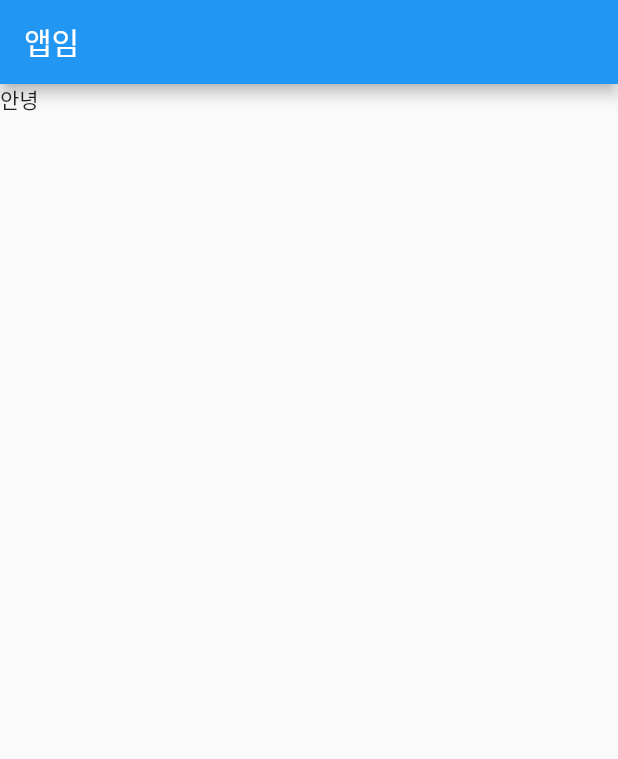
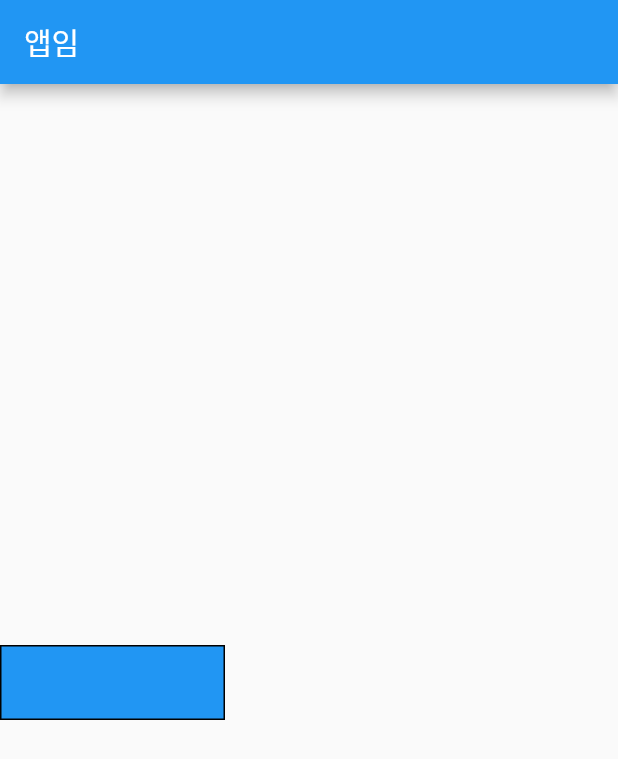
Before and after one commit to ywc-412/contact_flutter, a Flutter app: the screen it shows after launch, on a phone screen of 412 x 824 dp. Shown: the top 759 px of the screen. Run offline on Flutter 3.47's test engine with Material 2 defaults, Android fonts, the phone set to English and light mode, and no system bars.

Commit message:
Update main.dart

```diff
--- a/lib/main.dart
+++ b/lib/main.dart
@@ -16,7 +16,18 @@ class MyApp extends StatelessWidget {
           title: Text('앱임'),
           // body: Text('앱임'),
         ),
-        body: Text('안녕'),
+        body: Align(
+          alignment: Alignment.centerLeft,
+          child: Container(
+            width: 150, height: 50,
+            margin: EdgeInsets.fromLTRB(0, 30, 0, 0),
+            decoration: BoxDecoration(
+              color: Colors.blue,
+              border: Border.all(color: Colors.black)
+            ),
+          ),
+        )
+        // Text('안녕'),
         // bottomNavigationBar: BottomAppBar(
         //   child: SizedBox(
         //     height: 70,
```
